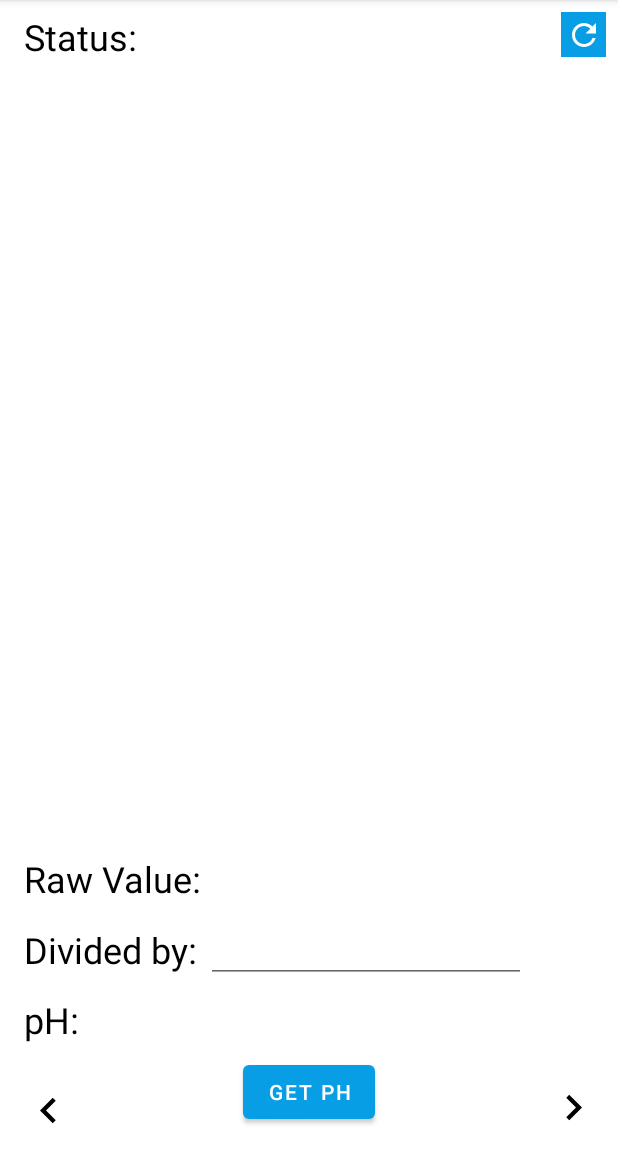
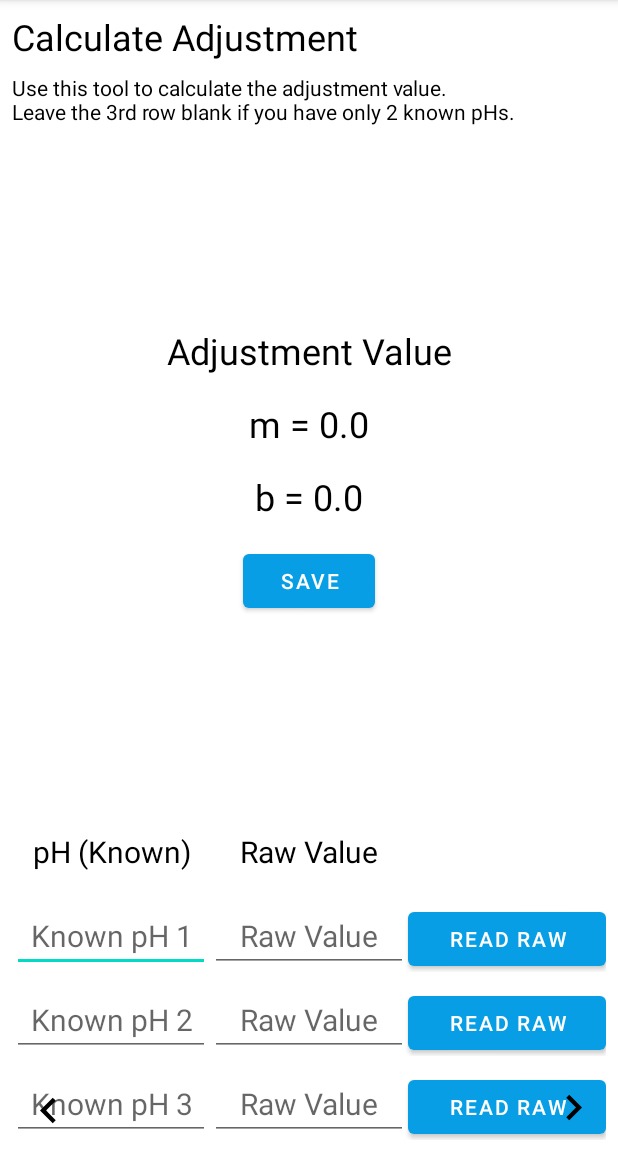
Before and after one commit to Ryan-Current/PhSensor, an Android app: the screen it shows after launch (MainActivity), after a tap on an icon or button, on a phone screen of 412 x 824 dp, the part 84-1236 px from its top. Run offline under Robolectric (Android 15) with nearby library versions, the phone set to English and light mode, and no system bars; 1 statement that could not run was skipped.

Commit message:
New: added Adjustment calculator layout

```diff
--- a/Android/app/build.gradle
+++ b/Android/app/build.gradle
@@ -43,6 +43,7 @@ dependencies {
     implementation 'androidx.navigation:navigation-ui:2.2.2'
     implementation 'androidx.lifecycle:lifecycle-livedata-ktx:2.3.1'
     implementation 'androidx.lifecycle:lifecycle-viewmodel-ktx:2.3.1'
+    implementation 'androidx.legacy:legacy-support-v4:1.0.0'
     testImplementation 'junit:junit:4.+'
     androidTestImplementation 'androidx.test.ext:junit:1.1.3'
     androidTestImplementation 'androidx.test.espresso:espresso-core:3.4.0'
--- a/Android/app/src/main/AndroidManifest.xml
+++ b/Android/app/src/main/AndroidManifest.xml
@@ -13,13 +13,12 @@
         android:roundIcon="@mipmap/ic_launcher_round"
         android:supportsRtl="true"
         android:theme="@style/Theme.PhSensor">
-
         <activity
             android:name=".MainActivityCode"
-            android:label="@string/title_activity_main"></activity>
+            android:label="@string/title_activity_main" />
         <activity
             android:name=".MainActivity"
-            android:exported="true" >
+            android:exported="true">
             <intent-filter>
                 <action android:name="android.intent.action.MAIN" />
 
--- /dev/null
+++ b/Android/app/src/main/java/com/rcdevelopment/phsensor/CalculateAdjustment.java
@@ -0,0 +1,94 @@
+package com.rcdevelopment.phsensor;
+
+import android.os.Bundle;
+
+import androidx.fragment.app.Fragment;
+
+import android.view.LayoutInflater;
+import android.view.View;
+import android.view.ViewGroup;
+import android.widget.Button;
+import android.widget.EditText;
+import android.widget.TextView;
+
+public class CalculateAdjustment extends Fragment {
+
+    private TextView adjustmentValueTextView;
+    private EditText knownPH1EditText, knownPH2EditText, knownPH3EditText,
+                     rawValue1EditText, rawValue2EditText, rawValue3EditText;
+    private Button readRaw1Button, readRaw2Button, readRaw3Button, saveAdjustmentValueButton;
+
+    @Override
+    public View onCreateView(LayoutInflater inflater, ViewGroup container, Bundle savedInstanceState) {
+        // Inflate the layout for this fragment
+        View view = inflater.inflate(R.layout.fragment_calculate_adjustment, container, false);
+
+        this.adjustmentValueTextView = view.findViewById(R.id.adjustmentValueTextView);
+        this.saveAdjustmentValueButton = view.findViewById(R.id.saveAdjustmentValueButton);
+
+        this.knownPH1EditText = view.findViewById(R.id.knownPH1EditText);
+        this.knownPH2EditText = view.findViewById(R.id.knownPH2EditText);
+        this.knownPH3EditText = view.findViewById(R.id.knownPH3EditText);
+
+        this.rawValue1EditText = view.findViewById(R.id.rawValue1EditText);
+        this.rawValue2EditText = view.findViewById(R.id.rawValue2EditText);
+        this.rawValue3EditText = view.findViewById(R.id.rawValue3EditText);
+
+        this.readRaw1Button = view.findViewById(R.id.getRaw1Button);
+        this.readRaw2Button = view.findViewById(R.id.getRaw2Button);
+        this.readRaw3Button = view.findViewById(R.id.getRaw3Button);
+
+        this.saveAdjustmentValueButton.setOnClickListener(new View.OnClickListener() {
+            @Override
+            public void onClick(View view) {
+                CalculateAdjustment.this.saveAdjustmentValue();
+            }
+        });
+
+        this.readRaw1Button.setOnClickListener(new View.OnClickListener() {
+            @Override
+            public void onClick(View view) {
+                CalculateAdjustment.this.readRaw1();
+            }
+        });
+
+        this.readRaw2Button.setOnClickListener(new View.OnClickListener() {
+            @Override
+            public void onClick(View view) {
+                CalculateAdjustment.this.readRaw2();
+            }
+        });
+
+        this.readRaw3Button.setOnClickListener(new View.OnClickListener() {
+            @Override
+            public void onClick(View view) {
+                CalculateAdjustment.this.readRaw3();
+            }
+        });
+
+        return view;
+
+    }
+
+
+    private void saveAdjustmentValue() {
+
+    }
+
+
+    private void readRaw1() {
+
+    }
+
+
+    private void readRaw2() {
+
+    }
+
+
+    private void readRaw3() {
+
+    }
+
+
+}
--- /dev/null
+++ b/Android/app/src/main/java/com/rcdevelopment/phsensor/LinearRegression.java
@@ -0,0 +1,20 @@
+package com.rcdevelopment.phsensor;
+
+import java.lang.reflect.Array;
+import java.util.ArrayList;
+
+public class LinearRegression {
+
+    private double m;
+    private double b;
+
+    private ArrayList<Double> xValues;
+    private ArrayList<Double> yValues;
+
+
+    public LinearRegression(ArrayList<Double> xValues, ArrayList<Double> yValues) {
+
+    }
+
+
+}
--- a/Android/app/src/main/java/com/rcdevelopment/phsensor/MainActivity.java
+++ b/Android/app/src/main/java/com/rcdevelopment/phsensor/MainActivity.java
@@ -35,7 +35,7 @@ public class MainActivity extends AppCompatActivity {
 
         fragmentList = new ArrayList<>();
         fragmentList.add(new MainActivityCode());
-        fragmentList.add(new MainActivityCode());
+        fragmentList.add(new CalculateAdjustment());
 
         viewPager = findViewById(R.id.MainViewPager);
         pagerAdapter = new PhPagerAdapter(getSupportFragmentManager(), fragmentList);
--- a/Android/app/src/main/java/com/rcdevelopment/phsensor/MainActivityCode.java
+++ b/Android/app/src/main/java/com/rcdevelopment/phsensor/MainActivityCode.java
@@ -17,7 +17,7 @@ import android.widget.EditText;
 import android.widget.ImageButton;
 import android.widget.TextView;
 import android.widget.Toast;
-import androidx.appcompat.app.AppCompatActivity;
+
 import androidx.fragment.app.Fragment;
 import androidx.recyclerview.widget.LinearLayoutManager;
 import androidx.recyclerview.widget.RecyclerView;
@@ -26,8 +26,6 @@ import java.util.ArrayList;
 import java.util.Set;
 
 import kotlin.jvm.internal.Intrinsics;
-
-import org.jetbrains.annotations.Nullable;
 
 public final class MainActivityCode extends Fragment implements IOnBluetoothDeviceClick {
     // elements on screen
@@ -43,8 +41,7 @@ public final class MainActivityCode extends Fragment implements IOnBluetoothDevi
     private BluetoothManager bt;
 
     private TextView statusTextView, rawValueTextView, phTextView;
-    private EditText divisorEditText;
-
+    private EditText adjustmentEditText;
 
     public static final int MESSAGE_STATE_CHANGED = 0;
     public static final int MESSAGE_READ = 1;
@@ -82,7 +79,7 @@ public final class MainActivityCode extends Fragment implements IOnBluetoothDevi
         this.statusTextView = view.findViewById(R.id.statusTextView);
         this.rawValueTextView = view.findViewById(R.id.rawValueTextView);
         this.phTextView = view.findViewById(R.id.phLabelTextView);
-        this.divisorEditText = view.findViewById(R.id.divisorEditText);
+        this.adjustmentEditText = view.findViewById(R.id.adjustmentEditText);
 
         RefreshButton.setOnClickListener((OnClickListener)(new OnClickListener() {
             public final void onClick(View it) {
@@ -92,7 +89,7 @@ public final class MainActivityCode extends Fragment implements IOnBluetoothDevi
 
         Function1Button.setOnClickListener((OnClickListener)(new OnClickListener() {
             public final void onClick(View it) {
-                MainActivityCode.this.sendFunction1();
+                MainActivityCode.this.requestPH();
             }
         }));
 
@@ -206,9 +203,9 @@ public final class MainActivityCode extends Fragment implements IOnBluetoothDevi
 
 
     /**
-     * This is used to get the pH
+     * A number 1 must be sent to the arduino to let it know to return the raw ph data
      */
-    private void sendFunction1() {
+    private void requestPH() {
         if(isConnected)
             this.bt.sendMessage("1");
         else
--- a/Android/app/src/main/res/layout/activity_main_code.xml
+++ b/Android/app/src/main/res/layout/activity_main_code.xml
@@ -55,7 +55,31 @@
         app:layout_constraintStart_toStartOf="parent" />
 
     <EditText
-        android:id="@+id/divisorEditText"
+        android:id="@+id/adjustmentEditText"
+        android:layout_width="wrap_content"
+        android:layout_height="wrap_content"
+        android:layout_marginBottom="8dp"
+        android:ems="10"
+        android:inputType="numberDecimal"
+        app:layout_constraintBottom_toTopOf="@+id/adjustmentBEditText"
+        app:layout_constraintEnd_toEndOf="parent"
+        app:layout_constraintHorizontal_bias="0.0"
+        app:layout_constraintStart_toEndOf="@+id/mTextView" />
+
+    <TextView
+        android:id="@+id/mTextView"
+        android:layout_width="wrap_content"
+        android:layout_height="wrap_content"
+        android:layout_marginStart="16dp"
+        android:text="m: "
+        android:textColor="@color/black"
+        android:textSize="24sp"
+        app:layout_constraintBottom_toBottomOf="@+id/adjustmentEditText"
+        app:layout_constraintStart_toStartOf="parent"
+        app:layout_constraintTop_toTopOf="@+id/adjustmentEditText" />
+
+    <EditText
+        android:id="@+id/adjustmentBEditText"
         android:layout_width="wrap_content"
         android:layout_height="wrap_content"
         android:layout_marginBottom="8dp"
@@ -64,19 +88,19 @@
         app:layout_constraintBottom_toTopOf="@+id/phLabelTextView"
         app:layout_constraintEnd_toEndOf="parent"
         app:layout_constraintHorizontal_bias="0.0"
-        app:layout_constraintStart_toEndOf="@+id/textView3" />
+        app:layout_constraintStart_toEndOf="@+id/bTextView" />
 
     <TextView
-        android:id="@+id/textView3"
+        android:id="@+id/bTextView"
         android:layout_width="wrap_content"
         android:layout_height="wrap_content"
         android:layout_marginStart="16dp"
-        android:text="Divided by: "
+        android:text="b: "
         android:textColor="@color/black"
         android:textSize="24sp"
-        app:layout_constraintBottom_toBottomOf="@+id/divisorEditText"
+        app:layout_constraintBottom_toBottomOf="@+id/adjustmentBEditText"
         app:layout_constraintStart_toStartOf="parent"
-        app:layout_constraintTop_toTopOf="@+id/divisorEditText" />
+        app:layout_constraintTop_toTopOf="@+id/adjustmentBEditText" />
 
     <TextView
         android:id="@+id/rawValueTextView"
@@ -87,7 +111,7 @@
         android:text="Raw Value:"
         android:textColor="@color/black"
         android:textSize="24sp"
-        app:layout_constraintBottom_toTopOf="@+id/divisorEditText"
+        app:layout_constraintBottom_toTopOf="@+id/adjustmentEditText"
         app:layout_constraintStart_toStartOf="parent" />
 
     <TextView
--- /dev/null
+++ b/Android/app/src/main/res/layout/fragment_calculate_adjustment.xml
@@ -0,0 +1,247 @@
+<?xml version="1.0" encoding="utf-8"?>
+<androidx.constraintlayout.widget.ConstraintLayout xmlns:android="http://schemas.android.com/apk/res/android"
+    xmlns:app="http://schemas.android.com/apk/res-auto"
+    xmlns:tools="http://schemas.android.com/tools"
+    android:layout_width="match_parent"
+    android:layout_height="match_parent"
+    tools:context=".CalculateAdjustment">
+
+    <TextView
+        android:id="@+id/textView"
+        android:layout_width="wrap_content"
+        android:layout_height="wrap_content"
+        android:layout_marginStart="8dp"
+        android:layout_marginTop="8dp"
+        android:text="Calculate Adjustment"
+        android:textColor="@color/black"
+        android:textSize="24sp"
+        app:layout_constraintStart_toStartOf="parent"
+        app:layout_constraintTop_toTopOf="parent" />
+
+    <LinearLayout
+        android:id="@+id/linearLayout1"
+        android:layout_width="0dp"
+        android:layout_height="wrap_content"
+        android:layout_marginStart="8dp"
+        android:layout_marginEnd="8dp"
+        android:layout_marginBottom="8dp"
+        android:orientation="horizontal"
+        app:layout_constraintBottom_toTopOf="@+id/linearLayout2"
+        app:layout_constraintEnd_toEndOf="parent"
+        app:layout_constraintStart_toStartOf="parent">
+
+        <TextView
+            android:layout_width="match_parent"
+            android:layout_height="match_parent"
+            android:layout_weight="1"
+            android:gravity="center"
+            android:text="pH (Known)"
+            android:textAlignment="center"
+            android:textColor="@color/black"
+            android:textSize="20sp" />
+
+        <TextView
+            android:layout_width="match_parent"
+            android:layout_height="match_parent"
+            android:layout_weight="1"
+            android:gravity="center"
+            android:text="Raw Value"
+            android:textAlignment="center"
+            android:textColor="@color/black"
+            android:textSize="20sp" />
+
+        <Button
+            android:layout_width="match_parent"
+            android:layout_height="wrap_content"
+            android:layout_weight="1"
+            android:visibility="invisible" />
+    </LinearLayout>
+
+    <LinearLayout
+        android:id="@+id/linearLayout2"
+        android:layout_width="0dp"
+        android:layout_height="wrap_content"
+        android:layout_marginStart="8dp"
+        android:layout_marginEnd="8dp"
+        android:layout_marginBottom="8dp"
+        android:orientation="horizontal"
+        app:layout_constraintBottom_toTopOf="@+id/linearLayout3"
+        app:layout_constraintEnd_toEndOf="parent"
+        app:layout_constraintStart_toStartOf="parent">
+
+        <EditText
+            android:id="@+id/knownPH1EditText"
+            android:layout_width="match_parent"
+            android:layout_height="match_parent"
+            android:layout_weight="1"
+            android:gravity="center"
+            android:hint="Known pH 1"
+            android:textAlignment="center"
+            android:textColor="@color/black"
+            android:textSize="20sp" />
+
+        <EditText
+            android:id="@+id/rawValue1EditText"
+            android:layout_width="match_parent"
+            android:layout_height="match_parent"
+            android:layout_weight="1"
+            android:gravity="center"
+            android:hint="Raw Value"
+            android:textAlignment="center"
+            android:textColor="@color/black"
+            android:textSize="20sp" />
+
+        <Button
+            android:id="@+id/getRaw1Button"
+            android:layout_width="match_parent"
+            android:layout_height="wrap_content"
+            android:layout_weight="1"
+            android:text="Read raw" />
+    </LinearLayout>
+
+    <LinearLayout
+        android:id="@+id/linearLayout3"
+        android:layout_width="0dp"
+        android:layout_height="wrap_content"
+        android:layout_marginStart="8dp"
+        android:layout_marginEnd="8dp"
+        android:layout_marginBottom="8dp"
+        android:orientation="horizontal"
+        app:layout_constraintBottom_toTopOf="@+id/linearLayout4"
+        app:layout_constraintEnd_toEndOf="parent"
+        app:layout_constraintStart_toStartOf="parent">
+
+        <EditText
+            android:id="@+id/knownPH2EditText"
+            android:layout_width="match_parent"
+            android:layout_height="match_parent"
+            android:layout_weight="1"
+            android:gravity="center"
+            android:hint="Known pH 2"
+            android:textAlignment="center"
+            android:textColor="@color/black"
+            android:textSize="20sp" />
+
+        <EditText
+            android:id="@+id/rawValue2EditText"
+            android:layout_width="match_parent"
+            android:layout_height="match_parent"
+            android:layout_weight="1"
+            android:gravity="center"
+            android:hint="Raw Value"
+            android:textAlignment="center"
+            android:textColor="@color/black"
+            android:textSize="20sp" />
+
+        <Button
+            android:id="@+id/getRaw2Button"
+            android:layout_width="match_parent"
+            android:layout_height="wrap_content"
+            android:layout_weight="1"
+            android:text="Read raw" />
+    </LinearLayout>
+
+    <LinearLayout
+        android:id="@+id/linearLayout4"
+        android:layout_width="0dp"
+        android:layout_height="wrap_content"
+        android:layout_marginStart="8dp"
+        android:layout_marginEnd="8dp"
+        android:layout_marginBottom="8dp"
+        android:orientation="horizontal"
+        app:layout_constraintBottom_toBottomOf="parent"
+        app:layout_constraintEnd_toEndOf="parent"
+        app:layout_constraintStart_toStartOf="parent">
+
+        <EditText
+            android:id="@+id/knownPH3EditText"
+            android:layout_width="match_parent"
+            android:layout_height="match_parent"
+            android:layout_weight="1"
+            android:gravity="center"
+            android:hint="Known pH 3"
+            android:textAlignment="center"
+            android:textColor="@color/black"
+            android:textSize="20sp" />
+
+        <EditText
+            android:id="@+id/rawValue3EditText"
+            android:layout_width="match_parent"
+            android:layout_height="match_parent"
+            android:layout_weight="1"
+            android:gravity="center"
+            android:hint="Raw Value"
+            android:textAlignment="center"
+            android:textColor="@color/black"
+            android:textSize="20sp" />
+
+        <Button
+            android:id="@+id/getRaw3Button"
+            android:layout_width="match_parent"
+            android:layout_height="wrap_content"
+            android:layout_weight="1"
+            android:text="Read raw" />
+    </LinearLayout>
+
+    <TextView
+        android:id="@+id/textView9"
+        android:layout_width="0dp"
+        android:layout_height="wrap_content"
+        android:layout_marginStart="8dp"
+        android:layout_marginTop="8dp"
+        android:layout_marginEnd="8dp"
+        android:text="Use this tool to calculate the adjustment value. \nLeave the 3rd row blank if you have only 2 known pHs. "
+        android:textColor="@color/black"
+        app:layout_constraintEnd_toEndOf="parent"
+        app:layout_constraintStart_toStartOf="parent"
+        app:layout_constraintTop_toBottomOf="@+id/textView" />
+
+    <LinearLayout
+        android:layout_width="0dp"
+        android:layout_height="wrap_content"
+        android:layout_marginTop="8dp"
+        android:layout_marginBottom="8dp"
+        android:orientation="vertical"
+        app:layout_constraintBottom_toTopOf="@+id/linearLayout1"
+        app:layout_constraintEnd_toEndOf="parent"
+        app:layout_constraintStart_toStartOf="parent"
+        app:layout_constraintTop_toBottomOf="@+id/textView9">
+
+        <TextView
+            android:layout_width="match_parent"
+            android:layout_height="wrap_content"
+            android:text="Adjustment Value"
+            android:textAlignment="center"
+            android:textColor="@color/black"
+            android:textSize="24sp" />
+
+        <TextView
+            android:id="@+id/adjustmentMTextView"
+            android:layout_width="match_parent"
+            android:layout_height="wrap_content"
+            android:layout_marginTop="16dp"
+            android:text="m = 0.0"
+            android:textAlignment="center"
+            android:textColor="@color/black"
+            android:textSize="24sp" />
+
+        <TextView
+            android:id="@+id/adjustmentBTextView"
+            android:layout_width="match_parent"
+            android:layout_height="wrap_content"
+            android:layout_marginTop="16dp"
+            android:text="b = 0.0"
+            android:textAlignment="center"
+            android:textColor="@color/black"
+            android:textSize="24sp" />
+
+        <Button
+            android:id="@+id/saveAdjustmentValueButton"
+            android:layout_width="wrap_content"
+            android:layout_height="wrap_content"
+            android:layout_gravity="center"
+            android:layout_marginTop="16dp"
+            android:text="Save" />
+    </LinearLayout>
+
+</androidx.constraintlayout.widget.ConstraintLayout>
--- a/Android/app/src/main/res/values/strings.xml
+++ b/Android/app/src/main/res/values/strings.xml
@@ -11,4 +11,6 @@
     <string name="title_home">Home</string>
     <string name="title_dashboard">Dashboard</string>
     <string name="title_notifications">Notifications</string>
+    <!-- TODO: Remove or change this placeholder text -->
+    <string name="hello_blank_fragment">Hello blank fragment</string>
 </resources>
```
